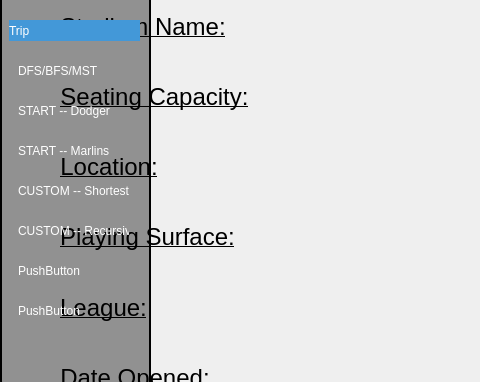
Before: the Qt Designer form BaseballProject2/allinfo.ui in tholm1/CS1D-Project-2-Baseball, drawn with Qt 5; both pictures show x 0 to 480 and y 200 to 582 of the 904 by 846 pixel window.
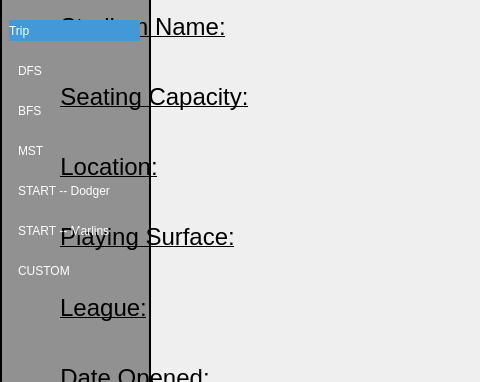
After: the same form once the commit is applied. Icons and pictures are not drawn.

What changed in the file:
```diff
--- a/BaseballProject2/allinfo.ui
+++ b/BaseballProject2/allinfo.ui
@@ -563,7 +563,7 @@
 color: rgb(255, 255, 255);</string>
      </property>
      <property name="text">
-      <string>DFS/BFS/MST</string>
+      <string>DFS</string>
      </property>
     </widget>
     <widget class="QPushButton" name="pushButton_5">
@@ -581,7 +581,7 @@
 color: rgb(255, 255, 255);</string>
      </property>
      <property name="text">
-      <string>START -- Dodger</string>
+      <string>BFS</string>
      </property>
     </widget>
     <widget class="QPushButton" name="pushButton_6">
@@ -599,7 +599,7 @@
 color: rgb(255, 255, 255);</string>
      </property>
      <property name="text">
-      <string>START -- Marlins</string>
+      <string>MST</string>
      </property>
     </widget>
     <widget class="QPushButton" name="pushButton_7">
@@ -617,7 +617,7 @@
 color: rgb(255, 255, 255);</string>
      </property>
      <property name="text">
-      <string>CUSTOM -- Shortest</string>
+      <string>START -- Dodger</string>
      </property>
     </widget>
     <widget class="QPushButton" name="pushButton_8">
@@ -635,7 +635,7 @@
 color: rgb(255, 255, 255);</string>
      </property>
      <property name="text">
-      <string>CUSTOM -- Recursive</string>
+      <string>START -- Marlins</string>
      </property>
     </widget>
     <widget class="QPushButton" name="pushButton_9">
@@ -653,25 +653,7 @@
 color: rgb(255, 255, 255);</string>
      </property>
      <property name="text">
-      <string>PushButton</string>
-     </property>
-    </widget>
-    <widget class="QPushButton" name="pushButton_10">
-     <property name="geometry">
-      <rect>
-       <x>9</x>
-       <y>240</y>
-       <width>111</width>
-       <height>22</height>
-      </rect>
-     </property>
-     <property name="styleSheet">
-      <string notr="true">text-align: left;
-border: none;
-color: rgb(255, 255, 255);</string>
-     </property>
-     <property name="text">
-      <string>PushButton</string>
+      <string>CUSTOM</string>
      </property>
     </widget>
    </widget>
```
